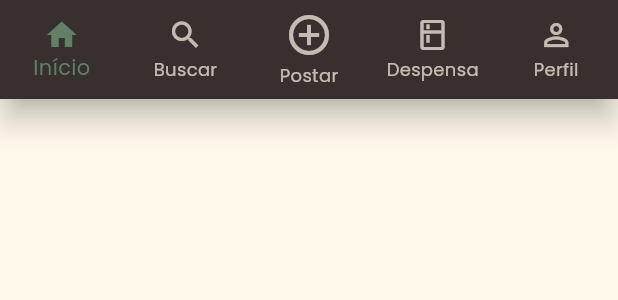
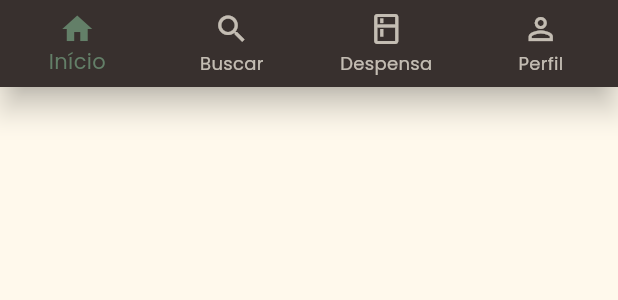
Before and after one commit to Nyfeu/Cookster, a Flutter app: the CustomBottomNavBar widget shown alone on an empty page, opened directly with empty values, on a phone screen of 412 x 824 dp. Shown: the top 300 px of the screen. Run offline on Flutter 3.47's test engine with Material 3 defaults, Android fonts, the phone set to English and light mode, and no system bars; our stand-ins replace font_awesome_flutter, google_fonts, introduction_screen, shared_preferences; accounts and stored records are empty; network calls fail.

Commit message:
style(navbar): atualiza navbar

```diff
--- a/front_mobile/lib/screens/home_screen.dart
+++ b/front_mobile/lib/screens/home_screen.dart
@@ -7,10 +7,6 @@ import 'package:front_mobile/screens/feed/feed_screen.dart';
 import 'package:front_mobile/screens/search/search_screen.dart';
 import 'package:front_mobile/screens/user/profile_screen.dart';
 import 'package:front_mobile/screens/pantry/pantry_screen.dart';
-
-// Páginas de exemplo para cada aba da navegação
-const Center pageAddRecipe =
-    Center(child: Text('Página para Adicionar Receita'));
 
 class MyProfileTab extends StatelessWidget {
   const MyProfileTab({super.key});
@@ -45,7 +41,6 @@ class _HomeScreenState extends State<HomeScreen> {
   static const List<Widget> _pages = <Widget>[
     FeedScreen(),
     SearchScreen(),
-    pageAddRecipe,
     PantryScreen(),
     MyProfileTab(),
   ];
--- a/front_mobile/lib/utils/bottom_nav_bar.dart
+++ b/front_mobile/lib/utils/bottom_nav_bar.dart
@@ -16,7 +16,7 @@ class CustomBottomNavBar extends StatelessWidget {
     return BottomNavigationBar(
       currentIndex: currentIndex,
       onTap: onTap,
-      type: BottomNavigationBarType.fixed, // Para mostrar o label de todos os ícones
+      type: BottomNavigationBarType.fixed,
       backgroundColor: AppTheme.primaryColor,
       selectedItemColor: AppTheme.accentColor,
       unselectedItemColor: AppTheme.backgroundColor.withOpacity(0.7),
@@ -32,11 +32,6 @@ class CustomBottomNavBar extends StatelessWidget {
           label: 'Buscar',
         ),
         BottomNavigationBarItem(
-          icon: Icon(Icons.add_circle_outline, size: 32),
-          activeIcon: Icon(Icons.add_circle, size: 32),
-          label: 'Postar',
-        ),
-        BottomNavigationBarItem(
           icon: Icon(Icons.kitchen_outlined),
           activeIcon: Icon(Icons.kitchen),
           label: 'Despensa',
```
